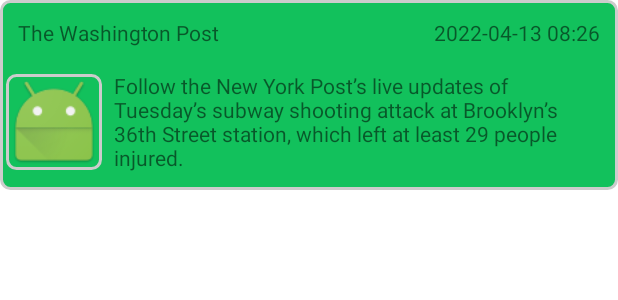
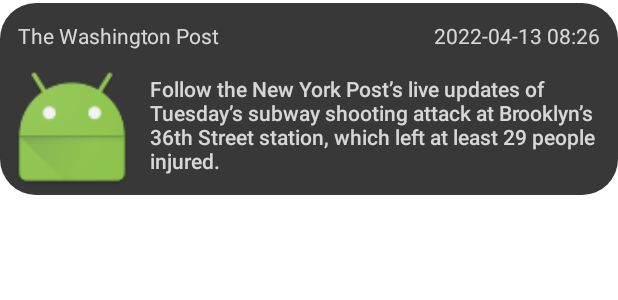
Before and after one commit to chernybro/AwesomeNews, an Android app: the layout item_article_preview.xml on its own in the app's theme, with its tools: preview values and no code run, on a phone screen of 412 x 824 dp. Shown: the top 300 px of the screen. Run offline under Robolectric (Android 15) with nearby library versions, the phone set to English and light mode, and no system bars; network calls fail.

Commit message:
Добавил красивое оформление ячейки, поменял цвета

```diff
--- a/app/build.gradle
+++ b/app/build.gradle
@@ -10,7 +10,7 @@ android {
 
     defaultConfig {
         applicationId "com.chernybro.awesomenews"
-        minSdk 21
+        minSdk 26
         targetSdk 31
         versionCode 1
         versionName "1.0"
@@ -70,5 +70,6 @@ dependencies {
     implementation "io.reactivex.rxjava2:rxkotlin:2.4.0"
 
     implementation 'com.squareup.picasso:picasso:2.71828'
+    implementation 'jp.wasabeef:picasso-transformations:2.4.0'
 
 }
--- a/app/src/main/java/com/chernybro/awesomenews/data/remote/dto/NewsDTO.kt
+++ b/app/src/main/java/com/chernybro/awesomenews/data/remote/dto/NewsDTO.kt
@@ -3,6 +3,8 @@ package com.chernybro.awesomenews.data.remote.dto
 import com.chernybro.awesomenews.domain.models.ArticlePreview
 import com.chernybro.awesomenews.utils.DateHelper.toIsoString
 import com.google.gson.annotations.SerializedName
+import java.time.OffsetDateTime
+import java.time.format.DateTimeFormatter
 import java.util.*
 
 data class NewsDTO(
@@ -13,9 +15,12 @@ data class NewsDTO(
 
 fun NewsDTO.toArticlePreviewList(): List<ArticlePreview> {
     return articles.map { articleDTO ->
+        val actual = OffsetDateTime.parse(articleDTO.publishDate, DateTimeFormatter.ISO_DATE_TIME)
+        val formatter = DateTimeFormatter.ofPattern("dd MMMM yyyy HH:mm")
+        val formatDateTime = actual.format(formatter)
         ArticlePreview(
             source = articleDTO.source.name,
-            date = articleDTO.publishDate,
+            date = formatDateTime,
             image = articleDTO.imageUrl,
             description = articleDTO.description
         )
--- a/app/src/main/java/com/chernybro/awesomenews/presentation/list_news/NewsAdapter.kt
+++ b/app/src/main/java/com/chernybro/awesomenews/presentation/list_news/NewsAdapter.kt
@@ -2,11 +2,14 @@ package com.chernybro.awesomenews.presentation.list_news
 
 import android.content.ClipData.Item
 import android.view.LayoutInflater
+import android.view.RoundedCorner
 import android.view.ViewGroup
 import androidx.recyclerview.widget.RecyclerView
 import com.chernybro.awesomenews.databinding.ItemArticlePreviewBinding
 import com.chernybro.awesomenews.domain.models.ArticlePreview
 import com.squareup.picasso.Picasso
+import jp.wasabeef.picasso.transformations.CropCircleTransformation
+import jp.wasabeef.picasso.transformations.RoundedCornersTransformation
 
 
 class NewsAdapter()
@@ -45,7 +48,7 @@ class NewsAdapter()
             binding.articlePreviewDate.text = articleItem.date
             binding.articlePreviewDescription.text = articleItem.description
             binding.articlePreviewSource.text = articleItem.source
-            Picasso.get().load(articleItem.image).into(binding.articlePreviewImage)
+            Picasso.get().load(articleItem.image).transform(RoundedCornersTransformation(25,0)).resize(88,72).into(binding.articlePreviewImage)
         }
 
     }
--- a/app/src/main/java/com/chernybro/awesomenews/presentation/list_news/NewsListFragment.kt
+++ b/app/src/main/java/com/chernybro/awesomenews/presentation/list_news/NewsListFragment.kt
@@ -40,16 +40,11 @@ class NewsListFragment: Fragment() {
         viewModel.getNewsList(Constants.DEFAULT_COUNTRY)
     }
 
-    override fun onResume() {
-        super.onResume()
-    }
 
     private fun configureRecyclerView() {
         val layoutManager: RecyclerView.LayoutManager = LinearLayoutManager(activity)
         binding.recyclerView.layoutManager = layoutManager
         binding.recyclerView.adapter = newsAdapter
-        val dividerItemDecoration = DividerItemDecoration(activity, DividerItemDecoration.VERTICAL)
-        binding.recyclerView.addItemDecoration(dividerItemDecoration)
     }
 
     private fun configureViewModel() {
--- a/app/src/main/res/drawable/shape_round_corner.xml
+++ b/app/src/main/res/drawable/shape_round_corner.xml
@@ -1,13 +1,10 @@
 <?xml version="1.0" encoding="UTF-8"?>
 <shape xmlns:android="http://schemas.android.com/apk/res/android">
     <solid
-        android:color="#12C15C"/>
+        android:color="#383838"/>
 
-    <stroke
-        android:width="2dp"
-        android:color="#CCCCCC" />
 
     <corners
-        android:radius="6dp"/>
+        android:radius="24dp"/>
 
 </shape>
--- a/app/src/main/res/layout/fragment_list_news.xml
+++ b/app/src/main/res/layout/fragment_list_news.xml
@@ -4,11 +4,10 @@
     android:layout_width="match_parent"
     android:layout_height="match_parent"
     android:orientation="vertical"
-    android:background="@color/purple_200"
+    android:background="@color/back"
     >
 
     <androidx.recyclerview.widget.RecyclerView
-        android:background="@color/teal_200"
         android:id="@+id/recyclerView"
         android:layout_width="match_parent"
         android:layout_height="match_parent"
--- a/app/src/main/res/layout/item_article_preview.xml
+++ b/app/src/main/res/layout/item_article_preview.xml
@@ -4,23 +4,24 @@
     android:layout_width="match_parent"
     xmlns:app="http://schemas.android.com/apk/res-auto"
     android:orientation="horizontal"
-    android:layout_height="wrap_content"
+    android:layout_height="128dp"
     android:background="@drawable/shape_round_corner"
-    android:padding="4dp">
+    android:padding="4dp"
+    android:layout_marginTop="2dp">
 
     <ImageView
         android:id="@+id/article_preview_image"
-        app:layout_constraintTop_toBottomOf="@id/article_preview_source"
+        app:layout_constraintTop_toTopOf="@id/article_preview_description"
         app:layout_constraintStart_toStartOf="parent"
-        app:layout_constraintBottom_toBottomOf="parent"
-        android:layout_width="64dp"
-        android:layout_height="64dp"
-        android:background="@drawable/shape_round_corner"
+        android:layout_width="88dp"
+        android:layout_height="88dp"
         tools:src="@android:mipmap/sym_def_app_icon"
         android:contentDescription="null">
     </ImageView>
     <TextView
+        android:textAppearance="@style/TextAppearance.AppCompat.Body1"
         android:padding="8dp"
+        android:textColor="@color/white"
         android:layout_width="wrap_content"
         android:layout_height="wrap_content"
         android:id="@+id/article_preview_source"
@@ -30,6 +31,8 @@
     </TextView>
 
     <TextView
+        android:textColor="@color/white"
+        android:textAppearance="@style/TextAppearance.AppCompat.Body1"
         android:layout_width="wrap_content"
         android:layout_height="wrap_content"
         android:padding="8dp"
@@ -40,15 +43,19 @@
     </TextView>
 
     <TextView
+        android:textColor="@color/white"
+        android:textAppearance="@style/TextAppearance.AppCompat.Body2"
         android:id="@+id/article_preview_description"
         android:layout_width="0dp"
         android:layout_height="wrap_content"
         android:padding="8dp"
+        android:maxLength="180"
+        android:maxLines="4"
+        android:ellipsize="end"
         android:text="Follow the New York Post’s live updates of Tuesday’s subway shooting attack at Brooklyn’s 36th Street station, which left at least 29 people injured."
         app:layout_constraintEnd_toEndOf="parent"
         app:layout_constraintStart_toEndOf="@+id/article_preview_image"
         app:layout_constraintTop_toBottomOf="@id/article_preview_source">
-
     </TextView>
 
 
--- a/app/src/main/res/values/colors.xml
+++ b/app/src/main/res/values/colors.xml
@@ -6,5 +6,8 @@
     <color name="teal_200">#FF03DAC5</color>
     <color name="teal_700">#FF018786</color>
     <color name="black">#FF000000</color>
-    <color name="white">#FFFFFFFF</color>
+    <color name="white">#CCFFFFFF</color>
+
+    <color name="back">#FF191919</color>
+    <color name="surface">#FF383838</color>
 </resources>
--- a/app/src/main/res/values/themes.xml
+++ b/app/src/main/res/values/themes.xml
@@ -1,13 +1,15 @@
 <resources xmlns:tools="http://schemas.android.com/tools">
     <!-- Base application theme. -->
-    <style name="Theme.AwesomeNews" parent="Theme.MaterialComponents.DayNight.DarkActionBar">
+    <style name="Theme.AwesomeNews" parent="Theme.MaterialComponents.Light.DarkActionBar">
         <!-- Primary brand color. -->
-        <item name="colorPrimary">@color/purple_500</item>
-        <item name="colorPrimaryVariant">@color/purple_700</item>
-        <item name="colorOnPrimary">@color/white</item>
+        <item name="colorPrimary">@color/surface</item>
+        <item name="colorPrimaryVariant">@color/back</item>
+        <item name="colorOnPrimary">@color/black</item>
+        <item name="colorSurface">@color/surface</item>
+        <item name="background">@color/back</item>
         <!-- Secondary brand color. -->
         <item name="colorSecondary">@color/teal_200</item>
-        <item name="colorSecondaryVariant">@color/teal_700</item>
+        <item name="colorSecondaryVariant">@color/teal_200</item>
         <item name="colorOnSecondary">@color/black</item>
         <!-- Status bar color. -->
         <item name="android:statusBarColor" tools:targetApi="l">?attr/colorPrimaryVariant</item>
```
